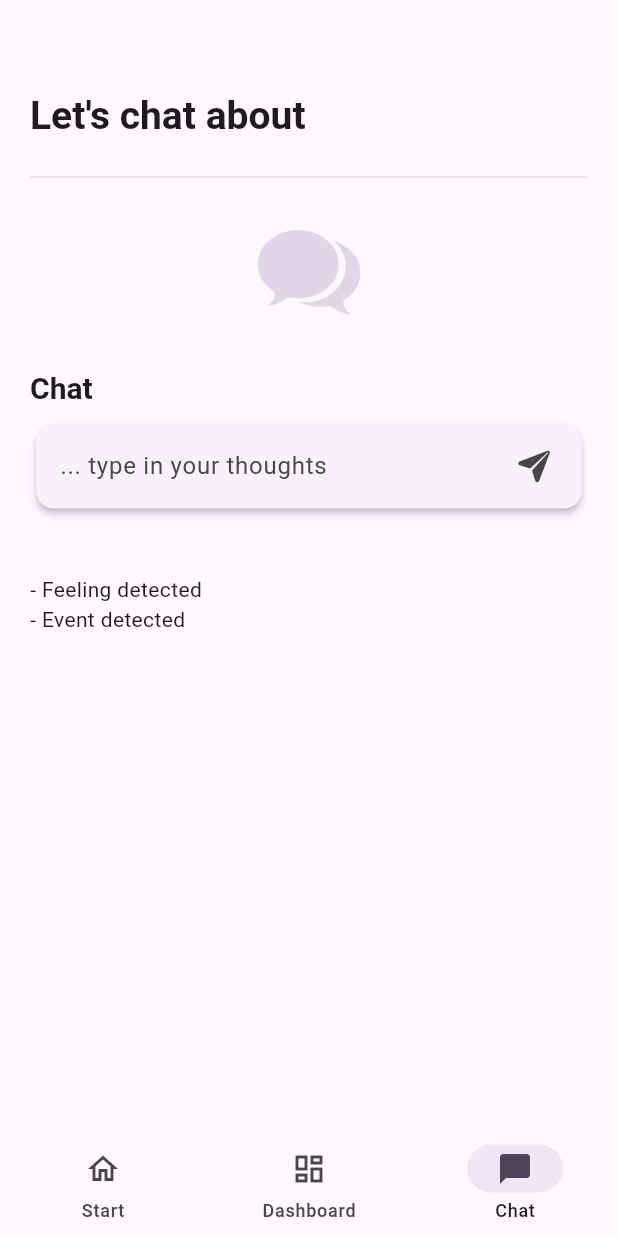
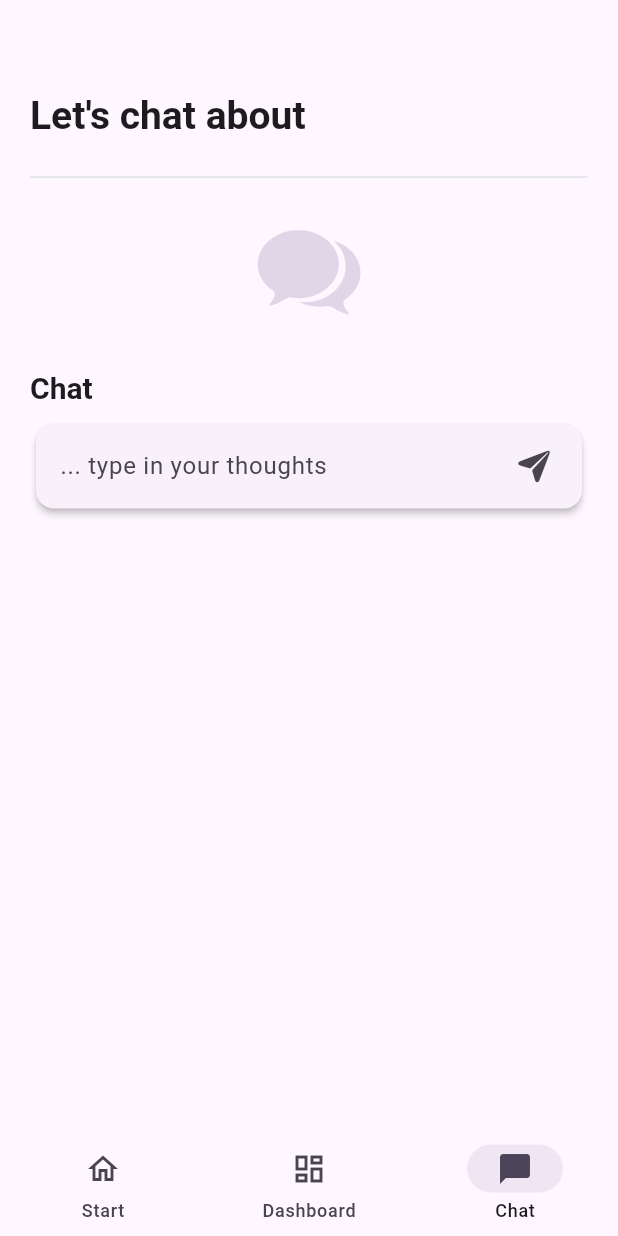
Before and after one commit to XelandOne/llm-journaling, a Flutter app: the screen it shows after launch, item 3 of the bottom bar chosen, on a phone screen of 412 x 824 dp. Run offline on Flutter 3.47's test engine with Material 3 defaults, Android fonts, the phone set to English and light mode, and no system bars; our stand-ins replace audioplayers, flutter_markdown; network calls fail.

Commit message:
Removed empty feelings and events screen.

```diff
--- a/frontend/llm_assistant/lib/chat_screen.dart
+++ b/frontend/llm_assistant/lib/chat_screen.dart
@@ -155,13 +155,7 @@ class _ChatScreenState extends State<ChatScreen> {
               const SizedBox(height: 32),
             ],
             _chatHistory.isEmpty
-                ? Column(
-                    crossAxisAlignment: CrossAxisAlignment.start,
-                    children: const [
-                      Text('- Feeling detected'),
-                      Text('- Event detected'),
-                    ],
-                  )
+                ? const SizedBox.shrink()
                 : Column(
                     crossAxisAlignment: CrossAxisAlignment.start,
                     children: _chatHistory.map((resp) => Padding(
```
